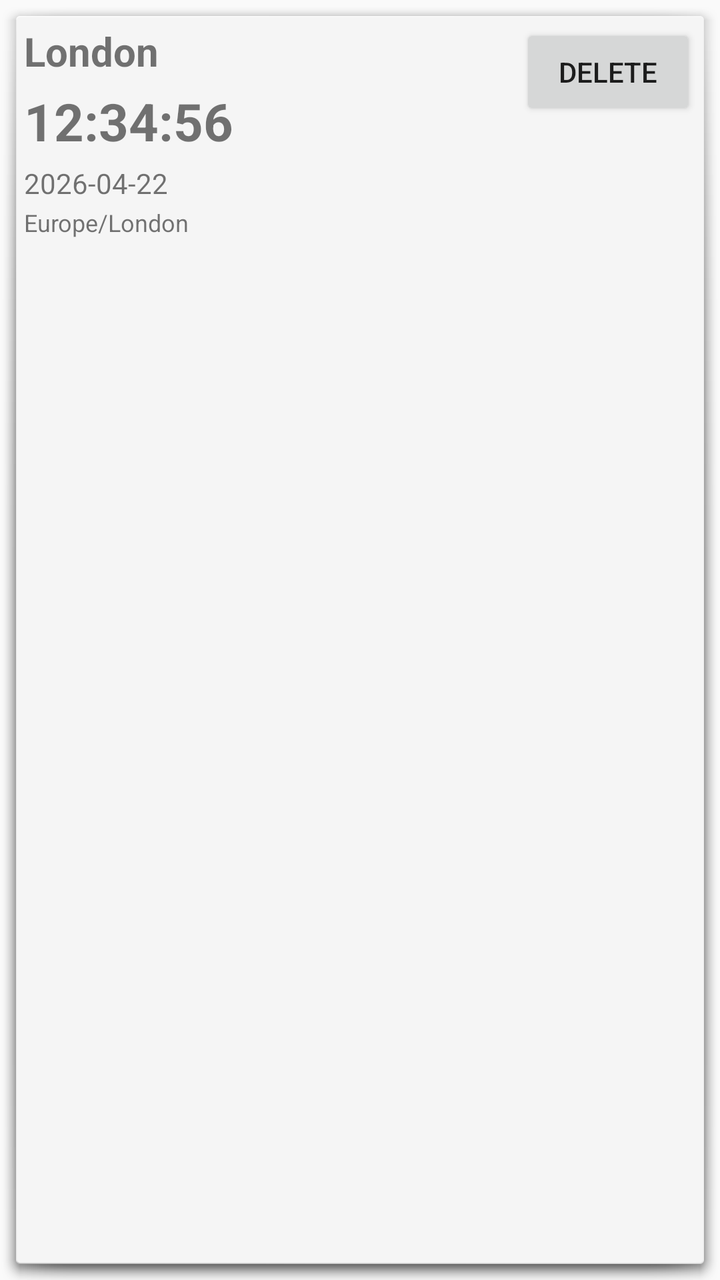
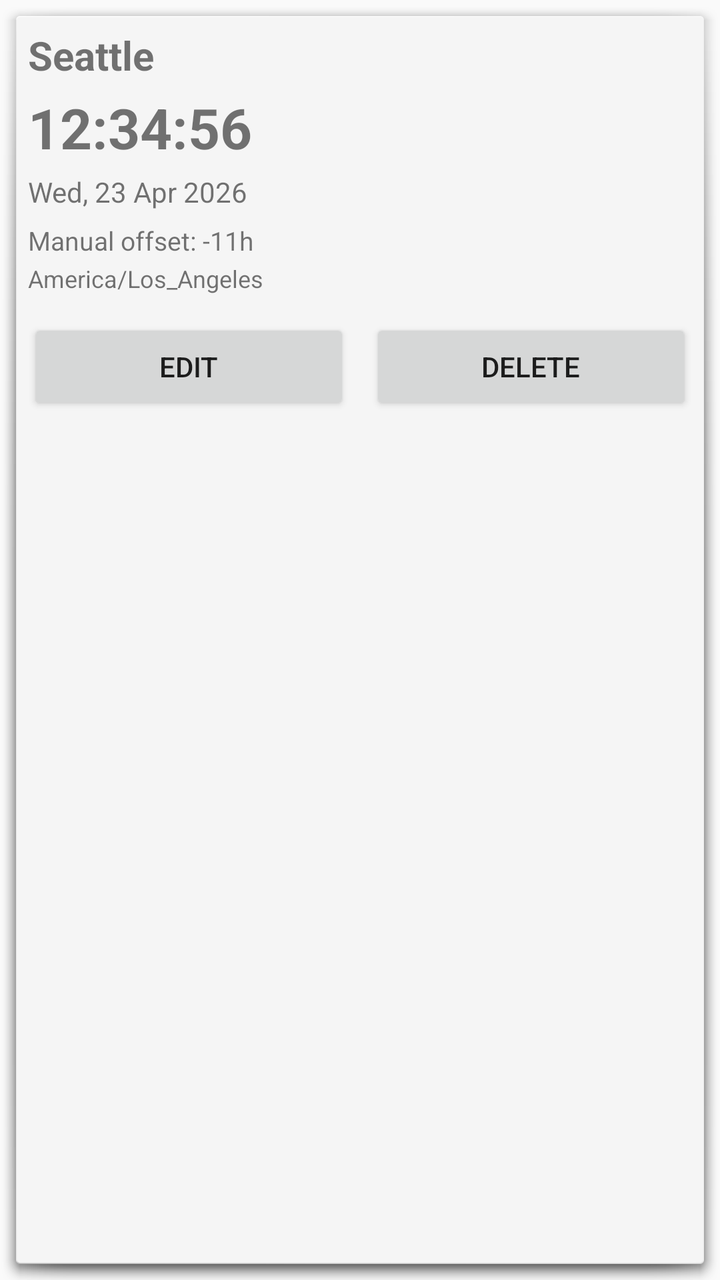

Two renders of the same Android screen: before a commit and after it. Below are the layout's source before the change and the commit's diff.
<!-- AndroidManifest.xml: application theme Theme.AppCompat.Light.NoActionBar -->
<!-- res/layout/item_clock.xml -->
<?xml version="1.0" encoding="utf-8"?>
<LinearLayout xmlns:android="http://schemas.android.com/apk/res/android"
    android:layout_width="match_parent"
    android:layout_height="wrap_content"
    android:orientation="horizontal"
    android:padding="12dp"
    android:layout_marginBottom="8dp"
    android:background="@android:drawable/dialog_holo_light_frame">

    <LinearLayout
        android:layout_width="0dp"
        android:layout_height="wrap_content"
        android:layout_weight="1"
        android:orientation="vertical">

        <TextView
            android:id="@+id/cityNameText"
            android:layout_width="wrap_content"
            android:layout_height="wrap_content"
            android:text="London"
            android:textSize="20sp"
            android:textStyle="bold" />

        <TextView
            android:id="@+id/timeText"
            android:layout_width="wrap_content"
            android:layout_height="wrap_content"
            android:text="12:34:56"
            android:textSize="26sp"
            android:textStyle="bold"
            android:layout_marginTop="4dp" />

        <TextView
            android:id="@+id/dateText"
            android:layout_width="wrap_content"
            android:layout_height="wrap_content"
            android:text="2026-04-22"
            android:textSize="14sp"
            android:layout_marginTop="4dp" />

        <TextView
            android:id="@+id/zoneText"
            android:layout_width="wrap_content"
            android:layout_height="wrap_content"
            android:text="Europe/London"
            android:textSize="12sp"
            android:layout_marginTop="2dp" />
    </LinearLayout>

    <Button
        android:id="@+id/removeButton"
        android:layout_width="wrap_content"
        android:layout_height="wrap_content"
        android:text="Delete" />

</LinearLayout>
<!-- resources referenced by this layout -->
<resources>

</resources>

<!-- the commit's change to res/layout/item_clock.xml (unified diff, before → after) -->
@@ -2,55 +2,88 @@
 <LinearLayout xmlns:android="http://schemas.android.com/apk/res/android"
     android:layout_width="match_parent"
     android:layout_height="wrap_content"
-    android:orientation="horizontal"
-    android:padding="12dp"
-    android:layout_marginBottom="8dp"
+    android:orientation="vertical"
+    android:padding="14dp"
+    android:layout_marginBottom="10dp"
     android:background="@android:drawable/dialog_holo_light_frame">
 
     <LinearLayout
-        android:layout_width="0dp"
+        android:layout_width="match_parent"
         android:layout_height="wrap_content"
-        android:layout_weight="1"
-        android:orientation="vertical">
+        android:orientation="horizontal">
 
-        <TextView
-            android:id="@+id/cityNameText"
-            android:layout_width="wrap_content"
+        <LinearLayout
+            android:layout_width="0dp"
             android:layout_height="wrap_content"
-            android:text="London"
-            android:textSize="20sp"
-            android:textStyle="bold" />
+            android:layout_weight="1"
+            android:orientation="vertical">
 
-        <TextView
-            android:id="@+id/timeText"
-            android:layout_width="wrap_content"
-            android:layout_height="wrap_content"
-            android:text="12:34:56"
-            android:textSize="26sp"
-            android:textStyle="bold"
-            android:layout_marginTop="4dp" />
+            <TextView
+                android:id="@+id/cityNameText"
+                android:layout_width="wrap_content"
+                android:layout_height="wrap_content"
+                android:text="Seattle"
+                android:textSize="20sp"
+                android:textStyle="bold" />
 
-        <TextView
-            android:id="@+id/dateText"
-            android:layout_width="wrap_content"
-            android:layout_height="wrap_content"
-            android:text="2026-04-22"
-            android:textSize="14sp"
-            android:layout_marginTop="4dp" />
+            <TextView
+                android:id="@+id/timeText"
+                android:layout_width="wrap_content"
+                android:layout_height="wrap_content"
+                android:text="12:34:56"
+                android:textSize="28sp"
+                android:textStyle="bold"
+                android:layout_marginTop="4dp" />
 
-        <TextView
-            android:id="@+id/zoneText"
-            android:layout_width="wrap_content"
-            android:layout_height="wrap_content"
-            android:text="Europe/London"
-            android:textSize="12sp"
-            android:layout_marginTop="2dp" />
+            <TextView
+                android:id="@+id/dateText"
+                android:layout_width="wrap_content"
+                android:layout_height="wrap_content"
+                android:text="Wed, 23 Apr 2026"
+                android:textSize="14sp"
+                android:layout_marginTop="4dp" />
+
+            <TextView
+                android:id="@+id/modeText"
+                android:layout_width="wrap_content"
+                android:layout_height="wrap_content"
+                android:text="Manual offset: -11h"
+                android:textSize="13sp"
+                android:layout_marginTop="6dp" />
+
+            <TextView
+                android:id="@+id/zoneText"
+                android:layout_width="wrap_content"
+                android:layout_height="wrap_content"
+                android:text="America/Los_Angeles"
+                android:textSize="12sp"
+                android:layout_marginTop="2dp" />
+        </LinearLayout>
     </LinearLayout>
 
-    <Button
-        android:id="@+id/removeButton"
-        android:layout_width="wrap_content"
+    <LinearLayout
+        android:layout_width="match_parent"
         android:layout_height="wrap_content"
-        android:text="Delete" />
+        android:orientation="horizontal"
+        android:layout_marginTop="12dp">
+
+        <Button
+            android:id="@+id/editButton"
+            android:layout_width="0dp"
+            android:layout_height="wrap_content"
+            android:layout_weight="1"
+            android:text="Edit" />
+
+        <Space
+            android:layout_width="10dp"
+            android:layout_height="wrap_content" />
+
+        <Button
+            android:id="@+id/removeButton"
+            android:layout_width="0dp"
+            android:layout_height="wrap_content"
+            android:layout_weight="1"
+            android:text="Delete" />
+    </LinearLayout>
 
 </LinearLayout>
